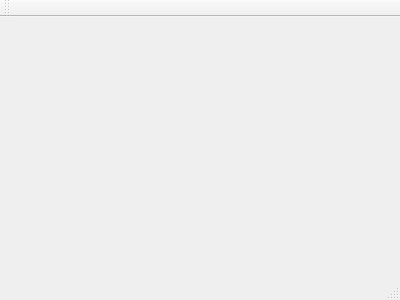
Old version of the form projet/mainwindow.ui in the repository ArthurPons/LO21.
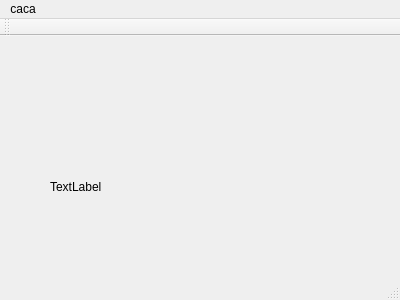
New version of the form.

```diff
--- a/projet/mainwindow.ui
+++ b/projet/mainwindow.ui
@@ -13,7 +13,21 @@
   <property name="windowTitle">
    <string>MainWindow</string>
   </property>
-  <widget class="QWidget" name="centralWidget"/>
+  <widget class="QWidget" name="centralWidget">
+   <widget class="QLabel" name="label">
+    <property name="geometry">
+     <rect>
+      <x>50</x>
+      <y>130</y>
+      <width>81</width>
+      <height>41</height>
+     </rect>
+    </property>
+    <property name="text">
+     <string>TextLabel</string>
+    </property>
+   </widget>
+  </widget>
   <widget class="QMenuBar" name="menuBar">
    <property name="geometry">
     <rect>
@@ -23,6 +37,13 @@
      <height>21</height>
     </rect>
    </property>
+   <widget class="QMenu" name="menuCaca">
+    <property name="title">
+     <string>caca</string>
+    </property>
+    <addaction name="actionTruc"/>
+   </widget>
+   <addaction name="menuCaca"/>
   </widget>
   <widget class="QToolBar" name="mainToolBar">
    <attribute name="toolBarArea">
```
Left out of the diff: 5 changed lines with no effect on the pictures.
